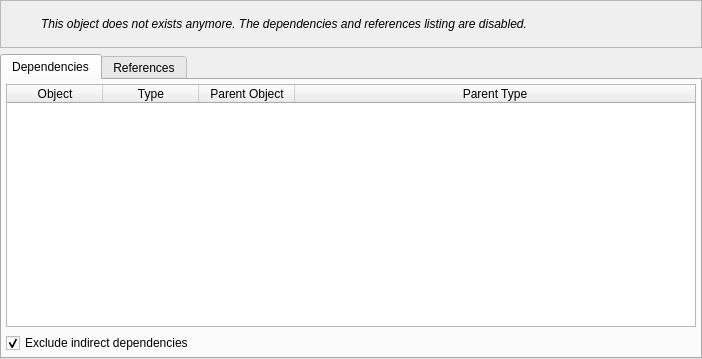
pgmodeler/pgmodeler, file libpgmodeler_ui/ui/objectdepsrefswidget.ui: the form before one commit.
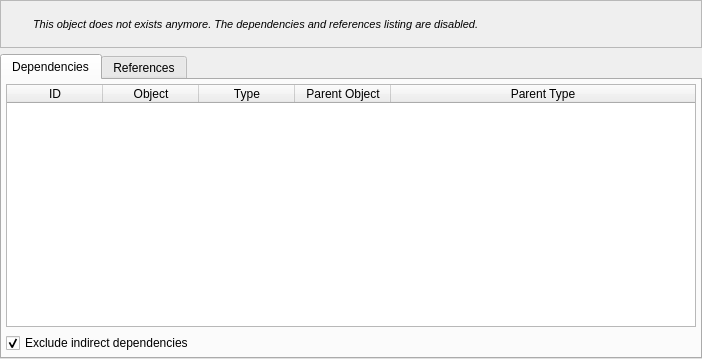
The form after the commit. Icons and pictures are not drawn.

Diff of the .ui file:
```diff
--- a/libpgmodeler_ui/ui/objectdepsrefswidget.ui
+++ b/libpgmodeler_ui/ui/objectdepsrefswidget.ui
@@ -128,6 +128,15 @@
          <attribute name="verticalHeaderStretchLastSection">
           <bool>false</bool>
          </attribute>
+         <column>
+          <property name="text">
+           <string>ID</string>
+          </property>
+          <property name="icon">
+           <iconset resource="../res/resources.qrc">
+            <normaloff>:/icones/icones/uid.png</normaloff>:/icones/icones/uid.png</iconset>
+          </property>
+         </column>
          <column>
           <property name="text">
            <string>Object</string>
@@ -335,14 +344,14 @@
        <widget class="QLabel" name="label_3">
         <property name="minimumSize">
          <size>
-          <width>32</width>
-          <height>32</height>
+          <width>24</width>
+          <height>24</height>
          </size>
         </property>
         <property name="maximumSize">
          <size>
-          <width>32</width>
-          <height>32</height>
+          <width>24</width>
+          <height>24</height>
          </size>
         </property>
         <property name="text">
@@ -360,6 +369,7 @@
        <widget class="QLabel" name="label_4">
         <property name="font">
          <font>
+          <pointsize>8</pointsize>
           <weight>50</weight>
           <italic>true</italic>
           <bold>false</bold>
```
Left out of the diff: 12 changed lines with no effect on the pictures.
